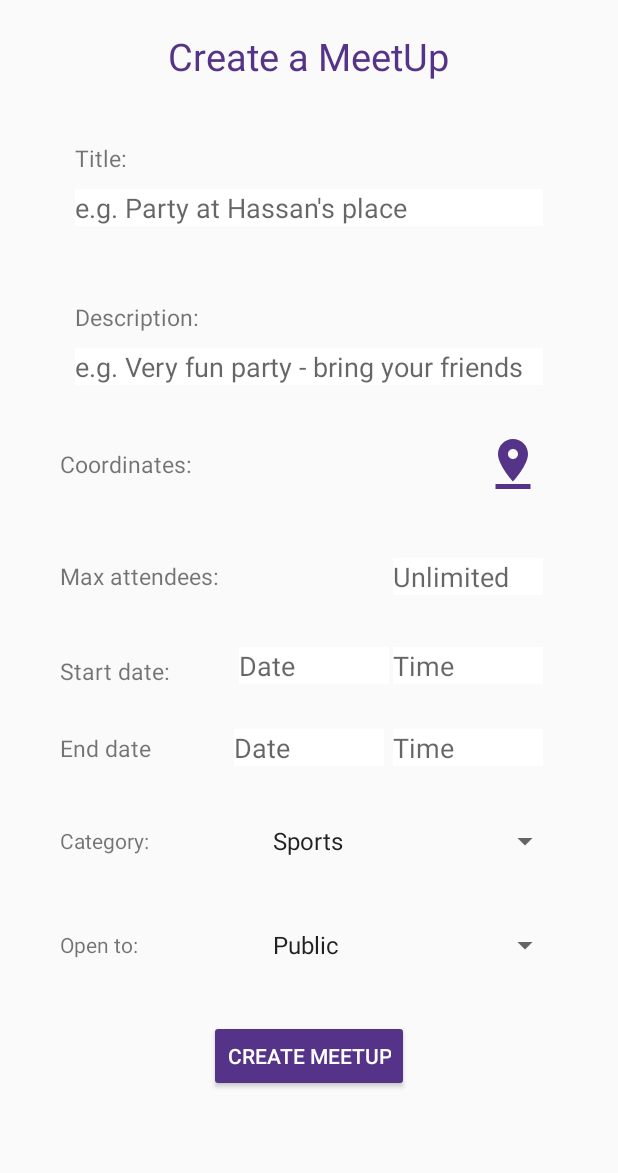
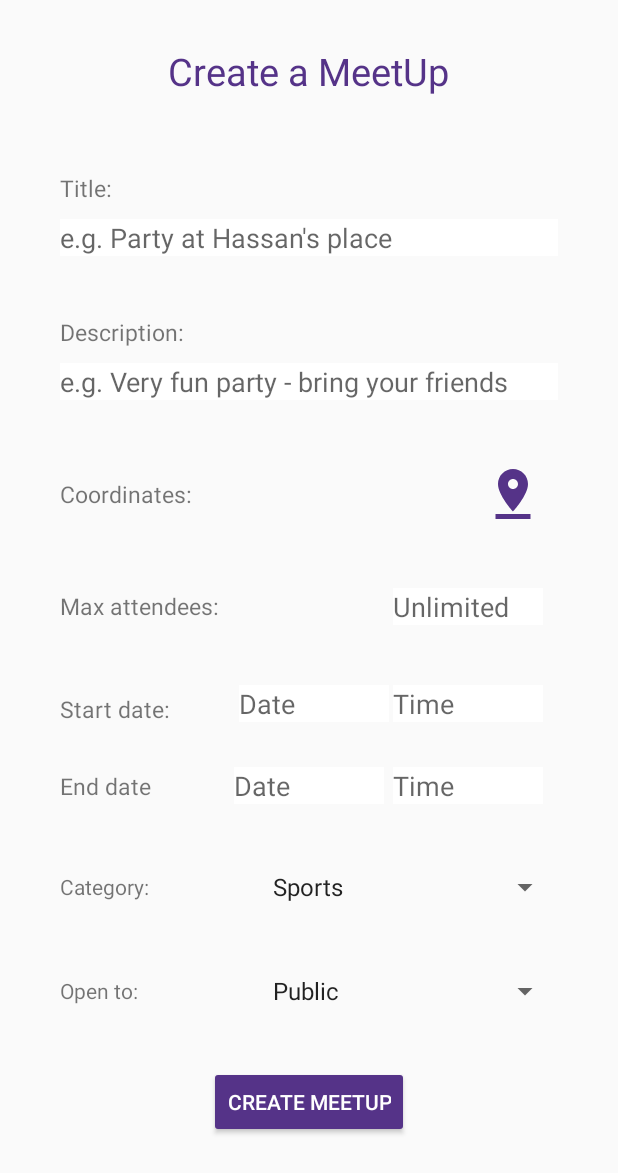
Before and after one commit to ludwighultqvist/DAT256, an Android app: the CreateMeetUpActivity screen opened directly, with no data from a screen before it, on a phone screen of 412 x 824 dp. Shown: the top 1173 px of the screen. Run offline under Robolectric (Android 15) with nearby library versions, the light colour scheme and no system bars; Roboto replaces fonts that are not available here.

Commit message:
Made better alignments in createMeetUpView and structured my part of the code in menuActivity

```diff
--- a/app/src/main/java/com/bulbasaur/dat256/viewmodel/MenuActivity.java
+++ b/app/src/main/java/com/bulbasaur/dat256/viewmodel/MenuActivity.java
@@ -14,7 +14,6 @@ import android.support.v7.app.ActionBarDrawerToggle;
 import android.support.v7.app.AppCompatActivity;
 import android.support.v7.widget.Toolbar;
 import android.view.MenuItem;
-import android.view.View;
 import android.widget.ImageView;
 import android.widget.SearchView;
 import android.widget.Toast;
@@ -56,19 +55,15 @@ import static com.bulbasaur.dat256.viewmodel.utilities.Helpers.getBitmapFromVect
 
 public class MenuActivity extends AppCompatActivity implements OnMapReadyCallback {
 
+    public static final int SHOW_EVENT_ON_MAP_CODE = 1;
+    public static final int UPDATE_LOGIN_LOGOUT_BUTTON_CODE = 107;
+    public static final int UPDATE_EVENT_FILTERS = 108;
+    private static final int CREATE_NEW_EVENT_CODE = 32;
+    private static final int SHOW_FRIEND_ON_MAP_CODE = 45;
+    private static final int DEFAULT_MEET_UP_ZOOM_LEVEL = 15;
     private DrawerLayout drawer;
     private SearchView searchView;
-
     private GoogleMap map;
-
-    private static final int CREATE_NEW_EVENT_CODE = 32;
-
-    public static final int SHOW_EVENT_ON_MAP_CODE = 1;
-    private static final int SHOW_FRIEND_ON_MAP_CODE = 45;
-    private static final int DEFAULT_MEET_UP_ZOOM_LEVEL = 15;
-    public static final int UPDATE_LOGIN_LOGOUT_BUTTON_CODE = 107;
-    public static final int UPDATE_EVENT_FILTERS = 108;
-
     private boolean markerInMiddle = false;
 
     private Main main;
@@ -112,16 +107,15 @@ public class MenuActivity extends AppCompatActivity implements OnMapReadyCallbac
                         Intent profileIntent = new Intent(this, UserActivity.class);
                         profileIntent.putExtra("User", Main.getInstance().getCurrentUser());
                         startActivityForResult(profileIntent, SHOW_FRIEND_ON_MAP_CODE);
-                    }
-                    else {
-                        Toast.makeText(this, "You must be logged in to do this",Toast.LENGTH_LONG).show();
+                    } else {
+                        Toast.makeText(this, "You must be logged in to do this", Toast.LENGTH_LONG).show();
                     }
                     break;
                 case R.id.nav_qr:
                     if (Helpers.isLoggedIn()) {
                         startActivity(new Intent(this, ScanQRActivity.class));
-                    }else {
-                        Toast.makeText(this, "You must be logged in to do this",Toast.LENGTH_LONG).show();
+                    } else {
+                        Toast.makeText(this, "You must be logged in to do this", Toast.LENGTH_LONG).show();
                     }
                     break;
                 case R.id.nav_settings:
@@ -129,8 +123,8 @@ public class MenuActivity extends AppCompatActivity implements OnMapReadyCallbac
                 case R.id.nav_connect_bitmoji:
                     if (Helpers.isLoggedIn()) {
                         startActivity(new Intent(this, ConnectSnapchatActivity.class));
-                    }else {
-                        Toast.makeText(this, "You must be logged in to do this",Toast.LENGTH_LONG).show();
+                    } else {
+                        Toast.makeText(this, "You must be logged in to do this", Toast.LENGTH_LONG).show();
                     }
                     break;
                 case R.id.nav_login_logout:
@@ -152,7 +146,7 @@ public class MenuActivity extends AppCompatActivity implements OnMapReadyCallbac
             return true;
         });
 
-        if(Database.getInstance().hasUser()) {
+        if (Database.getInstance().hasUser()) {
             Database.getInstance().user(new RequestListener<DBDocument>(true) {
                 @Override
                 public void onSuccess(DBDocument object) {
@@ -216,14 +210,14 @@ public class MenuActivity extends AppCompatActivity implements OnMapReadyCallbac
 
             map.moveCamera(CameraUpdateFactory.newLatLng(marker.getPosition()));//TODO ideally lerp to this location
 
-            if(meetUpMarkerMap.containsKey(currentlyOpenMarker)){
+            if (meetUpMarkerMap.containsKey(currentlyOpenMarker)) {
                 this.map.setOnInfoWindowClickListener(this::onMeetUpMarkerClick);
                 if (Helpers.isLoggedIn()) {
                     this.map.setOnInfoWindowLongClickListener(this::joinMarkedMeetUp);
-                }else{
+                } else {
                     this.map.setOnInfoWindowLongClickListener(m -> Toast.makeText(this, "You must be logged in to do this", Toast.LENGTH_LONG).show());
                 }
-            } else if(friendMarkerMap.containsKey(currentlyOpenMarker)){
+            } else if (friendMarkerMap.containsKey(currentlyOpenMarker)) {
                 this.map.setOnInfoWindowClickListener(this::onFriendMarkerCLick);
             }
 
@@ -263,7 +257,7 @@ public class MenuActivity extends AppCompatActivity implements OnMapReadyCallbac
                 Coordinates lastLocationCoords = new Coordinates(location.getLatitude(), location.getLongitude());
                 System.out.println(lastLocationCoords.lat + " " + lastLocationCoords.lon);
                 this.map.moveCamera(CameraUpdateFactory.newLatLng(new LatLng(lastLocationCoords.lat, lastLocationCoords.lon)));
-                this.map.moveCamera(CameraUpdateFactory.newLatLngZoom(new LatLng(lastLocationCoords.lat, lastLocationCoords.lon),DEFAULT_MEET_UP_ZOOM_LEVEL));
+                this.map.moveCamera(CameraUpdateFactory.newLatLngZoom(new LatLng(lastLocationCoords.lat, lastLocationCoords.lon), DEFAULT_MEET_UP_ZOOM_LEVEL));
                 meMarker = map.addMarker(new MarkerOptions().position(new LatLng(lastLocationCoords.lat, lastLocationCoords.lon)).title("Your location"));
 
                 meMarker.setIcon(BitmapDescriptorFactory.fromResource(R.mipmap.ic_meetapplogo));
@@ -291,7 +285,7 @@ public class MenuActivity extends AppCompatActivity implements OnMapReadyCallbac
         startActivityForResult(meetUpIntent, SHOW_EVENT_ON_MAP_CODE);
     }
 
-    private void onFriendMarkerCLick(Marker m){
+    private void onFriendMarkerCLick(Marker m) {
         Intent friendIntent = new Intent(this, UserActivity.class);
         friendIntent.putExtra("User", friendMarkerMap.get(m));
         startActivityForResult(friendIntent, SHOW_FRIEND_ON_MAP_CODE);
@@ -412,7 +406,7 @@ public class MenuActivity extends AppCompatActivity implements OnMapReadyCallbac
         });
     }
 
-    private void searchLatLonUsers(DBCollection usersCollection, QueryFilter latFilter, QueryFilter lonFilter){
+    private void searchLatLonUsers(DBCollection usersCollection, QueryFilter latFilter, QueryFilter lonFilter) {
         usersCollection.search(latFilter, new RequestListener<List<? extends DBDocument>>() {
             @Override
             public void onSuccess(List<? extends DBDocument> latFilteredDocs) {
@@ -433,22 +427,22 @@ public class MenuActivity extends AppCompatActivity implements OnMapReadyCallbac
         });
     }
 
-    private void showFriendsOnMap(List<DBDocument> friendDocsWithinView){
-        Database.getInstance().user(new RequestListener<DBDocument>(){
+    private void showFriendsOnMap(List<DBDocument> friendDocsWithinView) {
+        Database.getInstance().user(new RequestListener<DBDocument>() {
             @Override
             public void onSuccess(DBDocument object) {
                 super.onSuccess(object);
 
-                List<String> friends = (List<String>)object.get("friends");
+                List<String> friends = (List<String>) object.get("friends");
 
                 DBCollection usersCollection = Database.getInstance().users();
-                for (String friendID : friends){
+                for (String friendID : friends) {
                     //hämta varje user i listan från databasen, gör sedan om dessa till User
-                    usersCollection.get(friendID, new RequestListener<DBDocument>(true){
+                    usersCollection.get(friendID, new RequestListener<DBDocument>(true) {
                         @Override
                         public void onSuccess(DBDocument object) {
                             super.onSuccess(object);
-                            if(friendDocsWithinView.contains(object)){
+                            if (friendDocsWithinView.contains(object)) {
                                 User friend = Helpers.convertDocToUser(object);
                                 main.updateMapFriends(friend);
                                 showUpdatedFriend(friend);
@@ -613,7 +607,7 @@ public class MenuActivity extends AppCompatActivity implements OnMapReadyCallbac
         }
     }
 
-    private void removeOldFriendMarkers(){
+    private void removeOldFriendMarkers() {
         Iterator<Marker> markerIterator = friendMarkerMap.keySet().iterator();
         while (markerIterator.hasNext()) {
             Marker m = markerIterator.next();
--- a/app/src/main/res/layout/activity_create_meet_up.xml
+++ b/app/src/main/res/layout/activity_create_meet_up.xml
@@ -8,31 +8,39 @@
     <LinearLayout
         android:orientation="vertical"
         android:layout_width="match_parent"
-        android:layout_height="match_parent"
+        android:layout_height="wrap_content"
         tools:context=".viewmodel.CreateMeetUpActivity"
         android:id="@+id/createMeetUpLinearLayout"
         android:padding="20dp">
 
         <RelativeLayout
             android:layout_width="match_parent"
-            android:layout_height="wrap_content">
+            android:layout_height="wrap_content"
+            android:orientation="horizontal"
+            android:padding="10dp">
             <TextView
+                android:id="@+id/createMeetUp"
                 android:layout_width="wrap_content"
                 android:layout_height="wrap_content"
                 android:text="@string/create_meetup_title"
                 android:layout_centerInParent="true"
                 android:textColor="@color/mainColor"
                 android:textSize="25sp"
-                />
+                android:layout_centerHorizontal="true" />
         </RelativeLayout>
 
+        <RelativeLayout
+            android:layout_width="match_parent"
+            android:layout_height="wrap_content"
+            android:orientation="horizontal"
+            android:padding="10dp">
             <TextView
                 android:id="@+id/nameTextView"
                 android:layout_width="match_parent"
                 android:layout_height="wrap_content"
-            android:layout_marginStart="30dp"
-            android:layout_marginTop="40dp"
-            android:layout_marginEnd="30dp"
+                android:layout_marginStart="10dp"
+                android:layout_marginTop="30dp"
+                android:layout_marginEnd="10dp"
                 android:layout_marginBottom="0dp"
                 android:text="@string/meetup_title_textview"
                 android:textSize="15sp"/>
@@ -41,42 +49,46 @@
                 android:id="@+id/nameEditText"
                 android:layout_width="match_parent"
                 android:layout_height="wrap_content"
-            android:layout_marginStart="30dp"
+                android:layout_marginStart="10dp"
                 android:layout_marginTop="10dp"
-            android:layout_marginEnd="30dp"
+                android:layout_marginEnd="10dp"
                 android:layout_marginBottom="10dp"
                 android:ems="10"
                 android:hint="@string/party_at_hassan_s_place"
                 android:inputType="textPersonName"
                 android:background="@android:color/background_light"
-            android:textColor="@drawable/textcolor_edittext"/>
+                android:textColor="@drawable/textcolor_edittext"
+                android:layout_below="@+id/nameTextView"/>
 
 
             <TextView
                 android:id="@+id/descriptionTextView"
                 android:layout_width="match_parent"
                 android:layout_height="wrap_content"
-            android:layout_marginStart="30dp"
-            android:layout_marginTop="40dp"
-            android:layout_marginEnd="30dp"
+                android:layout_marginStart="10dp"
+                android:layout_marginTop="30dp"
+                android:layout_marginEnd="10dp"
                 android:text="@string/meetup_description_textview"
-            android:textSize="15sp"/>
+                android:textSize="15sp"
+                android:layout_below="@+id/nameEditText"/>
 
             <com.bulbasaur.dat256.viewmodel.uielements.EditTextWithError
                 android:id="@+id/descriptionEditText"
                 android:layout_width="match_parent"
                 android:layout_height="wrap_content"
-            android:layout_marginStart="30dp"
+                android:layout_marginStart="10dp"
                 android:layout_marginTop="10dp"
-            android:layout_marginEnd="30dp"
+                android:layout_marginEnd="10dp"
                 android:layout_marginBottom="10dp"
                 android:background="@android:color/background_light"
                 android:ems="10"
                 android:gravity="start|top"
                 android:hint="@string/very_fun_party_bring_your_friends"
                 android:inputType="textMultiLine"
-            android:textColor="@drawable/textcolor_edittext" />
+                android:textColor="@drawable/textcolor_edittext"
+                android:layout_below="@+id/descriptionTextView"/>
 
+        </RelativeLayout>
 
         <RelativeLayout
             android:layout_width="match_parent"
@@ -141,14 +153,16 @@
                 android:hint="@string/max_attendees_hint"
                 android:inputType="number"
                 android:background="@android:color/background_light"
-                android:textColor="@drawable/textcolor_edittext"/>
+                android:textColor="@drawable/textcolor_edittext"
+                />
 
         </RelativeLayout>
 
         <RelativeLayout
             android:layout_width="match_parent"
             android:layout_height="wrap_content"
-            android:padding="10dp">
+            android:padding="10dp"
+            android:layout_marginTop="5dp">
 
             <TextView
                 android:id="@+id/startDateTextView"
@@ -199,7 +213,8 @@
         <RelativeLayout
             android:layout_width="match_parent"
             android:layout_height="wrap_content"
-            android:padding="10dp">
+            android:padding="10dp"
+            android:layout_marginBottom="5dp">
 
             <TextView
                 android:id="@+id/endDateTextView"
@@ -271,7 +286,7 @@
                 android:layout_alignParentEnd="true"
                 android:layout_marginStart="8dp"
                 android:layout_marginTop="20dp"
-                android:layout_marginEnd="8dp" />
+                android:layout_marginEnd="8dp"/>
         </RelativeLayout>
 
         <RelativeLayout
```
Lines whose indentation alone changed are shown as unchanged.
